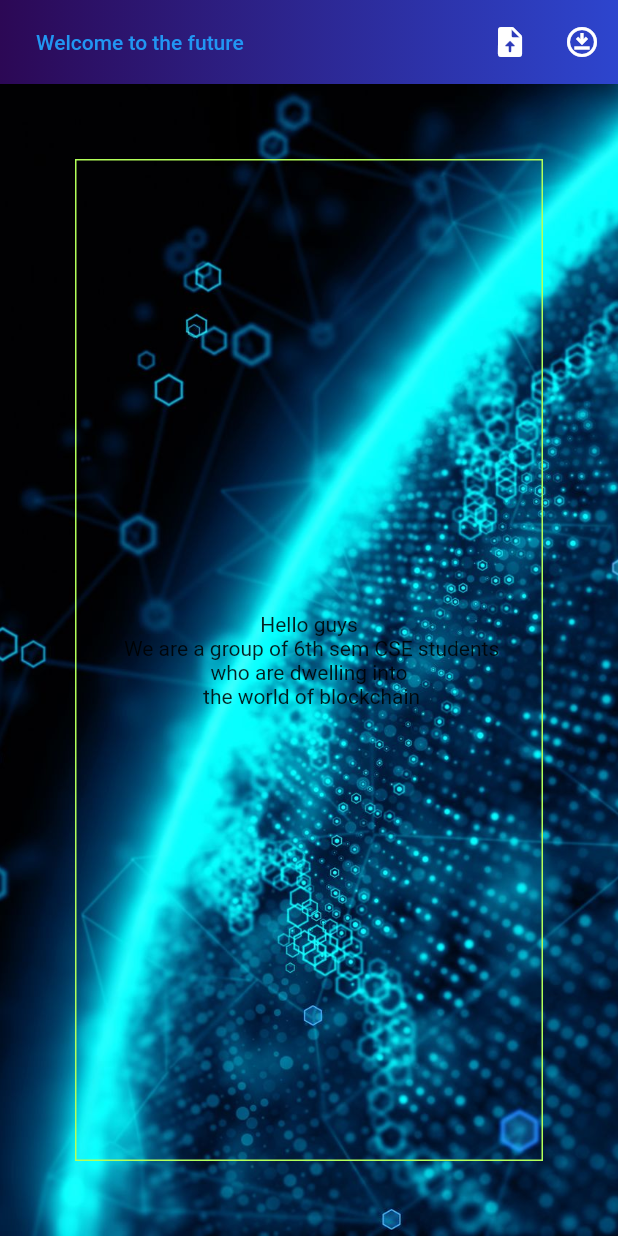
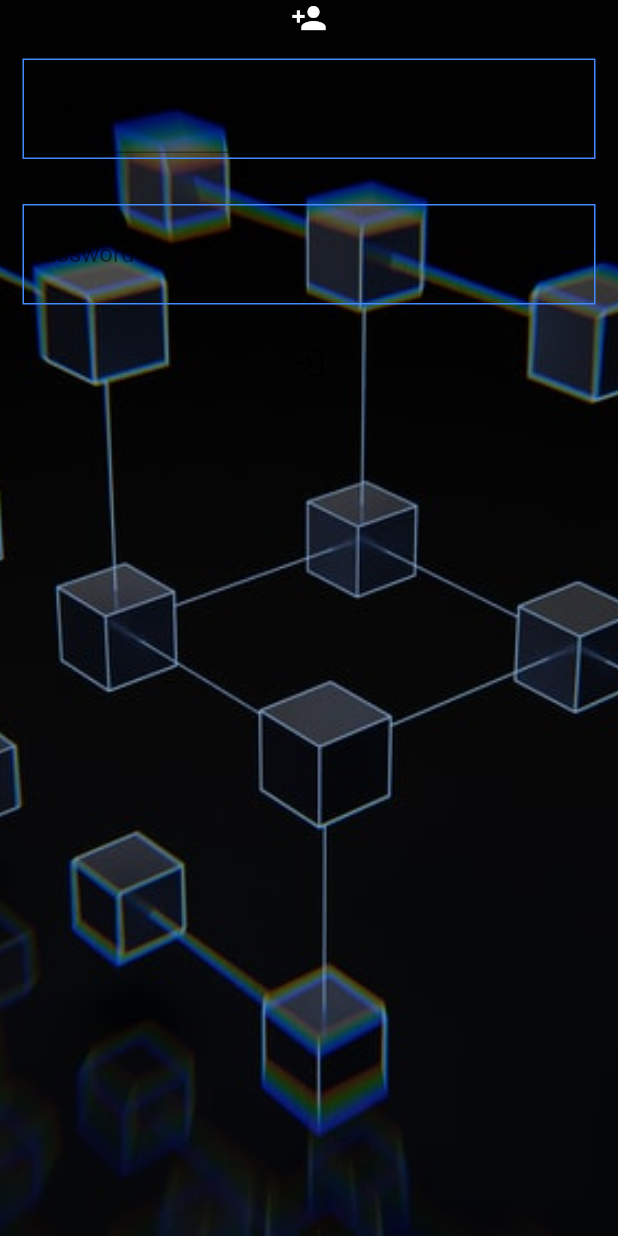
Before and after one commit to Gaurav-0711/Multipeer-decentralised-storage-system, a Flutter app: the screen it shows after launch, on a phone screen of 412 x 824 dp. Run offline on Flutter 3.47's test engine with Material 2 defaults, Android fonts, the phone set to English and light mode, and no system bars.

Commit message:
Added login page

```diff
--- a/dsapp/lib/main.dart
+++ b/dsapp/lib/main.dart
@@ -1,3 +1,4 @@
+import 'package:dsapp/views/login.dart';
 import 'package:flutter/material.dart';
 import 'functions/ThemeClass.dart';
 import 'functions/rsa.dart';
@@ -20,7 +21,7 @@
       darkTheme: ThemeClass.darkTheme,
       initialRoute: '/',
       routes: {
-        '/': (context) => const Homely(title: 'Welcome'),
+        '/': (context) => const LoginPage(),
         '/upload': (context) => const Upload(),
         '/download':(context) => const Download(),
       },
--- a/dsapp/lib/views/index.dart
+++ b/dsapp/lib/views/index.dart
@@ -58,7 +58,7 @@ class _HomelyState extends State<Homely> {
             child: Center(
               child: Container(
                 padding: const EdgeInsets.all(20.0),
-                margin: const EdgeInsets.all(50),
+                margin: const EdgeInsets.all(90),
                 decoration: BoxDecoration(
                   border: Border.all(color: Colors.lightGreenAccent),
                 ),
@@ -69,6 +69,8 @@ class _HomelyState extends State<Homely> {
                   ),
                 ),
               ),
-            )));
+            )
+            )
+            );
   }
 }
--- /dev/null
+++ b/dsapp/lib/views/login.dart
@@ -0,0 +1,65 @@
+import 'package:flutter/material.dart';
+import 'package:flutter/src/foundation/key.dart';
+import 'package:flutter/src/widgets/framework.dart';
+
+class LoginPage extends StatefulWidget {
+  const LoginPage({Key? key}) : super(key: key);
+
+  @override
+  State<LoginPage> createState() => _LoginPageState();
+}
+
+class _LoginPageState extends State<LoginPage> {
+  @override
+  Widget build(BuildContext context) {
+    return Scaffold(
+      body: Container(
+        constraints: const BoxConstraints.expand(),
+        decoration: const BoxDecoration(
+            image: DecorationImage(
+                image: AssetImage("images/blockchain.jpg"), fit: BoxFit.cover)),
+        child: Center(
+            child: Column(
+          crossAxisAlignment: CrossAxisAlignment.center,
+          mainAxisSize: MainAxisSize.max,
+          children: <Widget>[
+            const Icon(
+              Icons.person_add,
+              color: Colors.white,
+              size: 24.0,
+            ),
+            Container(
+              margin: const EdgeInsets.all(15.0),
+              padding: const EdgeInsets.all(3.0),
+              decoration:
+                  BoxDecoration(border: Border.all(color: Colors.blueAccent)),
+              child: TextField(
+                decoration: InputDecoration(
+                    labelText: 'Username ', hintText: 'Enter Your Username'),
+              ),
+            ),
+            Container(
+              margin: const EdgeInsets.all(15.0),
+              padding: const EdgeInsets.all(3.0),
+              decoration:
+                  BoxDecoration(border: Border.all(color: Colors.blueAccent)),
+              child: TextField(
+                obscureText: true,
+                decoration: InputDecoration(
+                    border: InputBorder.none,
+                    labelText: 'Password',
+                    hintText: 'Enter Password'),
+              ),
+            ),
+            Container(
+              child: IconButton(
+                icon: Icon(Icons.login_outlined),
+                onPressed: () {},
+              ),
+            )
+          ],
+        )),
+      ),
+    );
+  }
+}
```
Also changed, not shown: dsapp/images/blockchain.jpg.
